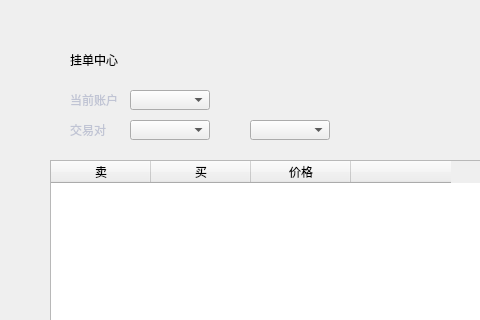
Above: exchange/OnchainOrderPage.ui from HcashOrg/hx-indicator before the change; both pictures show x 0 to 480 and y 0 to 320 of the 770 by 530 pixel window. Below: the same form after it.
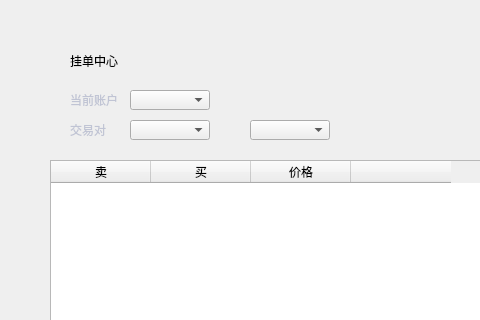
That is the form after the change. Icons and pictures are not drawn.

Patch:
```diff
--- a/exchange/OnchainOrderPage.ui
+++ b/exchange/OnchainOrderPage.ui
@@ -73,7 +73,7 @@
      <x>70</x>
      <y>50</y>
      <width>91</width>
-     <height>20</height>
+     <height>22</height>
     </rect>
    </property>
    <property name="styleSheet">
```
